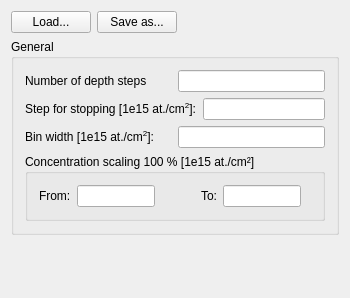
Before: the Qt Designer form ui_files/ui_request_depth_profile_settings.ui in JYU-IBA/potku, drawn with Qt 5.
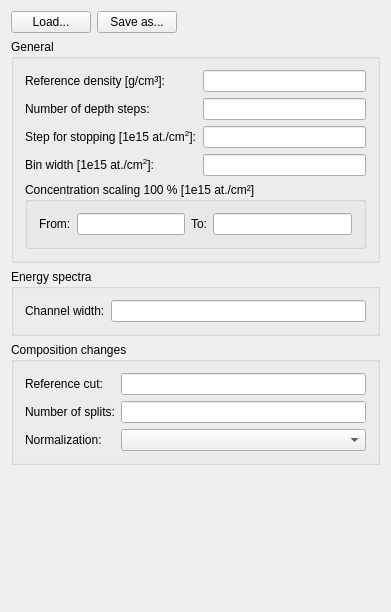
After: the same form once the commit is applied.

Commit message:
Updated Request Settings view
Added some new parameters.

```diff
--- a/ui_files/ui_request_depth_profile_settings.ui
+++ b/ui_files/ui_request_depth_profile_settings.ui
@@ -9,8 +9,8 @@
    <rect>
     <x>0</x>
     <y>0</y>
-    <width>350</width>
-    <height>298</height>
+    <width>391</width>
+    <height>612</height>
    </rect>
   </property>
   <property name="minimumSize">
@@ -85,25 +85,25 @@
      </property>
      <layout class="QVBoxLayout" name="verticalLayout">
       <item>
-       <layout class="QHBoxLayout" name="horizontalLayout_5">
-        <item>
+       <layout class="QFormLayout" name="formLayout">
+        <item row="1" column="0">
          <widget class="QLabel" name="label_4">
           <property name="text">
-           <string>Number of depth steps</string>
+           <string>Number of depth steps:</string>
           </property>
          </widget>
         </item>
-        <item>
+        <item row="1" column="1">
          <widget class="QLineEdit" name="numberOfDepthStepsLineEdit">
           <property name="sizePolicy">
-           <sizepolicy hsizetype="Preferred" vsizetype="Fixed">
+           <sizepolicy hsizetype="Expanding" vsizetype="Fixed">
             <horstretch>0</horstretch>
             <verstretch>0</verstretch>
            </sizepolicy>
           </property>
           <property name="minimumSize">
            <size>
-            <width>70</width>
+            <width>0</width>
             <height>0</height>
            </size>
           </property>
@@ -115,61 +115,53 @@
           </property>
          </widget>
         </item>
-       </layout>
-      </item>
-      <item>
-       <layout class="QHBoxLayout" name="horizontalLayout_28">
-        <item>
+        <item row="2" column="1">
+         <widget class="QLineEdit" name="depthStepForStoppingLineEdit">
+          <property name="sizePolicy">
+           <sizepolicy hsizetype="Expanding" vsizetype="Fixed">
+            <horstretch>0</horstretch>
+            <verstretch>0</verstretch>
+           </sizepolicy>
+          </property>
+          <property name="minimumSize">
+           <size>
+            <width>0</width>
+            <height>0</height>
+           </size>
+          </property>
+          <property name="maximumSize">
+           <size>
+            <width>16777215</width>
+            <height>16777215</height>
+           </size>
+          </property>
+         </widget>
+        </item>
+        <item row="2" column="0">
          <widget class="QLabel" name="label_21">
           <property name="text">
            <string>&lt;html&gt;&lt;head/&gt;&lt;body&gt;&lt;p&gt;Step for stopping [1e15 at./cm&lt;span style=&quot; vertical-align:super;&quot;&gt;2&lt;/span&gt;]:&lt;/p&gt;&lt;/body&gt;&lt;/html&gt;</string>
           </property>
          </widget>
         </item>
-        <item>
-         <widget class="QLineEdit" name="depthStepForStoppingLineEdit">
-          <property name="sizePolicy">
-           <sizepolicy hsizetype="Preferred" vsizetype="Fixed">
-            <horstretch>0</horstretch>
-            <verstretch>0</verstretch>
-           </sizepolicy>
-          </property>
-          <property name="minimumSize">
-           <size>
-            <width>70</width>
-            <height>0</height>
-           </size>
-          </property>
-          <property name="maximumSize">
-           <size>
-            <width>16777215</width>
-            <height>16777215</height>
-           </size>
-          </property>
-         </widget>
-        </item>
-       </layout>
-      </item>
-      <item>
-       <layout class="QHBoxLayout" name="horizontalLayout_31">
-        <item>
+        <item row="3" column="0">
          <widget class="QLabel" name="label_22">
           <property name="text">
            <string>&lt;html&gt;&lt;head/&gt;&lt;body&gt;&lt;p&gt;Bin width [1e15 at./cm&lt;span style=&quot; vertical-align:super;&quot;&gt;2&lt;/span&gt;]:&lt;/p&gt;&lt;/body&gt;&lt;/html&gt;</string>
           </property>
          </widget>
         </item>
-        <item>
+        <item row="3" column="1">
          <widget class="QLineEdit" name="depthStepForOutputLineEdit">
           <property name="sizePolicy">
-           <sizepolicy hsizetype="Preferred" vsizetype="Fixed">
+           <sizepolicy hsizetype="Expanding" vsizetype="Fixed">
             <horstretch>0</horstretch>
             <verstretch>0</verstretch>
            </sizepolicy>
           </property>
           <property name="minimumSize">
            <size>
-            <width>70</width>
+            <width>0</width>
             <height>0</height>
            </size>
           </property>
@@ -181,14 +173,31 @@
           </property>
          </widget>
         </item>
+        <item row="0" column="0">
+         <widget class="QLabel" name="label_5">
+          <property name="text">
+           <string>Reference density [g/cm³]:</string>
+          </property>
+         </widget>
+        </item>
+        <item row="0" column="1">
+         <widget class="QLineEdit" name="referenceDensityLineEdit">
+          <property name="sizePolicy">
+           <sizepolicy hsizetype="Expanding" vsizetype="Fixed">
+            <horstretch>0</horstretch>
+            <verstretch>0</verstretch>
+           </sizepolicy>
+          </property>
+         </widget>
+        </item>
        </layout>
       </item>
-      <item alignment="Qt::AlignTop">
+      <item>
        <widget class="QGroupBox" name="groupBox_7">
         <property name="title">
          <string>Concentration scaling 100 % [1e15 at./cm²]</string>
         </property>
-        <layout class="QGridLayout" name="gridLayout_2">
+        <layout class="QFormLayout" name="formLayout_2">
          <item row="0" column="0">
           <layout class="QHBoxLayout" name="horizontalLayout_4">
            <item>
@@ -201,7 +210,7 @@
            <item>
             <widget class="QLineEdit" name="depthsForConcentrationScalingLineEdit_1">
              <property name="sizePolicy">
-              <sizepolicy hsizetype="Preferred" vsizetype="Fixed">
+              <sizepolicy hsizetype="Expanding" vsizetype="Fixed">
                <horstretch>0</horstretch>
                <verstretch>0</verstretch>
               </sizepolicy>
@@ -220,22 +229,10 @@
              </property>
             </widget>
            </item>
-           <item>
-            <spacer name="horizontalSpacer">
-             <property name="orientation">
-              <enum>Qt::Horizontal</enum>
-             </property>
-             <property name="sizeType">
-              <enum>QSizePolicy::Maximum</enum>
-             </property>
-             <property name="sizeHint" stdset="0">
-              <size>
-               <width>70</width>
-               <height>20</height>
-              </size>
-             </property>
-            </spacer>
-           </item>
+          </layout>
+         </item>
+         <item row="0" column="1">
+          <layout class="QHBoxLayout" name="horizontalLayout_2">
            <item>
             <widget class="QLabel" name="label_3">
              <property name="text">
@@ -246,7 +243,7 @@
            <item>
             <widget class="QLineEdit" name="depthsForConcentrationScalingLineEdit_2">
              <property name="sizePolicy">
-              <sizepolicy hsizetype="Preferred" vsizetype="Fixed">
+              <sizepolicy hsizetype="Expanding" vsizetype="Fixed">
                <horstretch>0</horstretch>
                <verstretch>0</verstretch>
               </sizepolicy>
@@ -265,19 +262,6 @@
              </property>
             </widget>
            </item>
-           <item>
-            <spacer name="horizontalSpacer_2">
-             <property name="orientation">
-              <enum>Qt::Horizontal</enum>
-             </property>
-             <property name="sizeHint" stdset="0">
-              <size>
-               <width>40</width>
-               <height>20</height>
-              </size>
-             </property>
-            </spacer>
-           </item>
           </layout>
          </item>
         </layout>
@@ -286,7 +270,7 @@
      </layout>
     </widget>
    </item>
-   <item row="2" column="0">
+   <item row="4" column="0">
     <spacer name="verticalSpacer">
      <property name="orientation">
       <enum>Qt::Vertical</enum>
@@ -299,6 +283,86 @@
      </property>
     </spacer>
    </item>
+   <item row="2" column="0">
+    <widget class="QGroupBox" name="energySpectraGroupBox">
+     <property name="title">
+      <string>Energy spectra</string>
+     </property>
+     <layout class="QVBoxLayout" name="verticalLayout_2">
+      <item>
+       <layout class="QFormLayout" name="formLayout_3">
+        <item row="0" column="0">
+         <widget class="QLabel" name="label">
+          <property name="text">
+           <string>Channel width:</string>
+          </property>
+         </widget>
+        </item>
+        <item row="0" column="1">
+         <widget class="QLineEdit" name="channelWidthLineEdit">
+          <property name="sizePolicy">
+           <sizepolicy hsizetype="Expanding" vsizetype="Fixed">
+            <horstretch>0</horstretch>
+            <verstretch>0</verstretch>
+           </sizepolicy>
+          </property>
+         </widget>
+        </item>
+       </layout>
+      </item>
+     </layout>
+    </widget>
+   </item>
+   <item row="3" column="0">
+    <widget class="QGroupBox" name="compositionChangesGroupBox">
+     <property name="title">
+      <string>Composition changes</string>
+     </property>
+     <layout class="QVBoxLayout" name="verticalLayout_3">
+      <item>
+       <layout class="QFormLayout" name="formLayout_4">
+        <item row="0" column="0">
+         <widget class="QLabel" name="label_6">
+          <property name="text">
+           <string>Reference cut:</string>
+          </property>
+         </widget>
+        </item>
+        <item row="0" column="1">
+         <widget class="QLineEdit" name="referenceCutLineEdit"/>
+        </item>
+        <item row="1" column="0">
+         <widget class="QLabel" name="label_7">
+          <property name="text">
+           <string>Number of splits:</string>
+          </property>
+         </widget>
+        </item>
+        <item row="1" column="1">
+         <widget class="QLineEdit" name="numberOfSplitsLineEdit"/>
+        </item>
+        <item row="2" column="0">
+         <widget class="QLabel" name="label_8">
+          <property name="text">
+           <string>Normalization:</string>
+          </property>
+         </widget>
+        </item>
+        <item row="2" column="1">
+         <widget class="QComboBox" name="normalizationComboBox">
+          <property name="sizePolicy">
+           <sizepolicy hsizetype="Expanding" vsizetype="Fixed">
+            <horstretch>0</horstretch>
+            <verstretch>0</verstretch>
+           </sizepolicy>
+          </property>
+         </widget>
+        </item>
+       </layout>
+      </item>
+     </layout>
+    </widget>
+   </item>
   </layout>
  </widget>
  <layoutdefault spacing="6" margin="11"/>
```
The commit also changes 3 other files.
